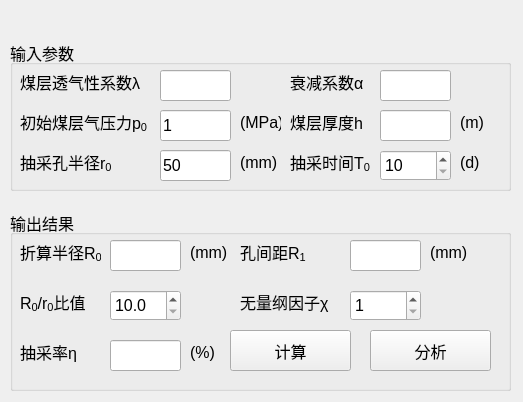
First picture: the form in python/cbm/uifiles/gas_drilling_optimize_dlg.ui, repository wyrover/cbm, before the edit.
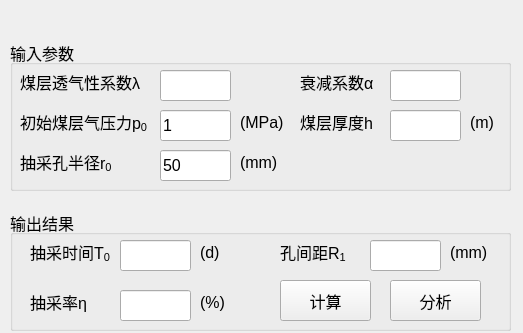
Second picture: the form after the edit.

What changed in the file:
```diff
--- a/python/cbm/uifiles/gas_drilling_optimize_dlg.ui
+++ b/python/cbm/uifiles/gas_drilling_optimize_dlg.ui
@@ -7,7 +7,7 @@
     <x>0</x>
     <y>0</y>
     <width>523</width>
-    <height>402</height>
+    <height>333</height>
    </rect>
   </property>
   <property name="windowTitle">
@@ -244,7 +244,7 @@
     <widget class="QLabel" name="mineName_label_17">
      <property name="geometry">
       <rect>
-       <x>280</x>
+       <x>290</x>
        <y>30</y>
        <width>81</width>
        <height>25</height>
@@ -262,7 +262,7 @@
     <widget class="QLineEdit" name="alpha">
      <property name="geometry">
       <rect>
-       <x>370</x>
+       <x>380</x>
        <y>30</y>
        <width>71</width>
        <height>31</height>
@@ -274,7 +274,7 @@
       <rect>
        <x>230</x>
        <y>70</y>
-       <width>41</width>
+       <width>51</width>
        <height>25</height>
       </rect>
      </property>
@@ -292,7 +292,7 @@
       <rect>
        <x>230</x>
        <y>110</y>
-       <width>41</width>
+       <width>51</width>
        <height>25</height>
       </rect>
      </property>
@@ -305,65 +305,10 @@
       <string>&lt;html&gt;&lt;head/&gt;&lt;body&gt;&lt;p&gt;(mm)&lt;/p&gt;&lt;/body&gt;&lt;/html&gt;</string>
      </property>
     </widget>
-    <widget class="QLabel" name="mineName_label_9">
-     <property name="geometry">
-      <rect>
-       <x>450</x>
-       <y>110</y>
-       <width>41</width>
-       <height>25</height>
-      </rect>
-     </property>
-     <property name="font">
-      <font>
-       <pointsize>12</pointsize>
-      </font>
-     </property>
-     <property name="text">
-      <string>&lt;html&gt;&lt;head/&gt;&lt;body&gt;&lt;p&gt;(d)&lt;/p&gt;&lt;/body&gt;&lt;/html&gt;</string>
-     </property>
-    </widget>
-    <widget class="QSpinBox" name="t0">
-     <property name="geometry">
-      <rect>
-       <x>370</x>
-       <y>110</y>
-       <width>71</width>
-       <height>31</height>
-      </rect>
-     </property>
-     <property name="minimum">
-      <number>10</number>
-     </property>
-     <property name="maximum">
-      <number>1800</number>
-     </property>
-     <property name="singleStep">
-      <number>10</number>
-     </property>
-    </widget>
-    <widget class="QLabel" name="mineName_label_12">
-     <property name="geometry">
-      <rect>
-       <x>280</x>
-       <y>110</y>
-       <width>81</width>
-       <height>25</height>
-      </rect>
-     </property>
-     <property name="font">
-      <font>
-       <pointsize>12</pointsize>
-      </font>
-     </property>
-     <property name="text">
-      <string>&lt;html&gt;&lt;head/&gt;&lt;body&gt;&lt;p&gt;抽采时间T&lt;span style=&quot; vertical-align:sub;&quot;&gt;0&lt;/span&gt;&lt;/p&gt;&lt;/body&gt;&lt;/html&gt;</string>
-     </property>
-    </widget>
     <widget class="QLabel" name="mineName_label_24">
      <property name="geometry">
       <rect>
-       <x>450</x>
+       <x>460</x>
        <y>70</y>
        <width>31</width>
        <height>25</height>
@@ -381,7 +326,7 @@
     <widget class="QLabel" name="mineName_label_25">
      <property name="geometry">
       <rect>
-       <x>280</x>
+       <x>290</x>
        <y>70</y>
        <width>81</width>
        <height>25</height>
@@ -399,7 +344,7 @@
     <widget class="QLineEdit" name="h">
      <property name="geometry">
       <rect>
-       <x>370</x>
+       <x>380</x>
        <y>70</y>
        <width>71</width>
        <height>31</height>
@@ -413,7 +358,7 @@
       <x>10</x>
       <y>180</y>
       <width>501</width>
-      <height>181</height>
+      <height>121</height>
      </rect>
     </property>
     <property name="font">
@@ -427,25 +372,7 @@
     <widget class="QLabel" name="mineName_label_22">
      <property name="geometry">
       <rect>
-       <x>420</x>
-       <y>30</y>
-       <width>41</width>
-       <height>25</height>
-      </rect>
-     </property>
-     <property name="font">
-      <font>
-       <pointsize>12</pointsize>
-      </font>
-     </property>
-     <property name="text">
-      <string>&lt;html&gt;&lt;head/&gt;&lt;body&gt;&lt;p&gt;(mm)&lt;/p&gt;&lt;/body&gt;&lt;/html&gt;</string>
-     </property>
-    </widget>
-    <widget class="QLabel" name="mineName_label_21">
-     <property name="geometry">
-      <rect>
-       <x>180</x>
+       <x>440</x>
        <y>30</y>
        <width>41</width>
        <height>25</height>
@@ -463,35 +390,7 @@
     <widget class="QLineEdit" name="R1">
      <property name="geometry">
       <rect>
-       <x>340</x>
-       <y>30</y>
-       <width>71</width>
-       <height>31</height>
-      </rect>
-     </property>
-    </widget>
-    <widget class="QLabel" name="mineName_label_20">
-     <property name="geometry">
-      <rect>
-       <x>10</x>
-       <y>30</y>
-       <width>81</width>
-       <height>25</height>
-      </rect>
-     </property>
-     <property name="font">
-      <font>
-       <pointsize>12</pointsize>
-      </font>
-     </property>
-     <property name="text">
-      <string>&lt;html&gt;&lt;head/&gt;&lt;body&gt;&lt;p&gt;折算半径R&lt;span style=&quot; vertical-align:sub;&quot;&gt;0&lt;/span&gt;&lt;/p&gt;&lt;/body&gt;&lt;/html&gt;</string>
-     </property>
-    </widget>
-    <widget class="QLineEdit" name="R0">
-     <property name="geometry">
-      <rect>
-       <x>100</x>
+       <x>360</x>
        <y>30</y>
        <width>71</width>
        <height>31</height>
@@ -501,7 +400,7 @@
     <widget class="QLabel" name="mineName_label_23">
      <property name="geometry">
       <rect>
-       <x>230</x>
+       <x>270</x>
        <y>30</y>
        <width>81</width>
        <height>25</height>
@@ -516,83 +415,12 @@
       <string>&lt;html&gt;&lt;head/&gt;&lt;body&gt;&lt;p&gt;孔间距R&lt;span style=&quot; vertical-align:sub;&quot;&gt;1&lt;/span&gt;&lt;/p&gt;&lt;/body&gt;&lt;/html&gt;</string>
      </property>
     </widget>
-    <widget class="QDoubleSpinBox" name="d">
-     <property name="geometry">
-      <rect>
-       <x>100</x>
-       <y>80</y>
-       <width>71</width>
-       <height>31</height>
-      </rect>
-     </property>
-     <property name="decimals">
-      <number>1</number>
-     </property>
-     <property name="minimum">
-      <double>10.000000000000000</double>
-     </property>
-    </widget>
-    <widget class="QLabel" name="mineName_label_13">
-     <property name="geometry">
-      <rect>
-       <x>10</x>
-       <y>80</y>
-       <width>81</width>
-       <height>25</height>
-      </rect>
-     </property>
-     <property name="font">
-      <font>
-       <pointsize>12</pointsize>
-      </font>
-     </property>
-     <property name="text">
-      <string>&lt;html&gt;&lt;head/&gt;&lt;body&gt;&lt;p&gt;R&lt;span style=&quot; vertical-align:sub;&quot;&gt;0&lt;/span&gt;/r&lt;span style=&quot; vertical-align:sub;&quot;&gt;0&lt;/span&gt;比值&lt;/p&gt;&lt;/body&gt;&lt;/html&gt;</string>
-     </property>
-    </widget>
-    <widget class="QSpinBox" name="psai">
-     <property name="geometry">
-      <rect>
-       <x>340</x>
-       <y>80</y>
-       <width>71</width>
-       <height>31</height>
-      </rect>
-     </property>
-     <property name="minimum">
-      <number>1</number>
-     </property>
-     <property name="maximum">
-      <number>1000</number>
-     </property>
-     <property name="singleStep">
-      <number>10</number>
-     </property>
-    </widget>
-    <widget class="QLabel" name="mineName_label_11">
-     <property name="geometry">
-      <rect>
-       <x>230</x>
-       <y>80</y>
-       <width>101</width>
-       <height>25</height>
-      </rect>
-     </property>
-     <property name="font">
-      <font>
-       <pointsize>12</pointsize>
-      </font>
-     </property>
-     <property name="text">
-      <string>&lt;html&gt;&lt;head/&gt;&lt;body&gt;&lt;p&gt;无量纲因子χ&lt;/p&gt;&lt;/body&gt;&lt;/html&gt;</string>
-     </property>
-    </widget>
     <widget class="QPushButton" name="analyse">
      <property name="geometry">
       <rect>
-       <x>360</x>
-       <y>120</y>
-       <width>121</width>
+       <x>380</x>
+       <y>70</y>
+       <width>91</width>
        <height>41</height>
       </rect>
      </property>
@@ -608,8 +436,8 @@
     <widget class="QLabel" name="mineName_label_27">
      <property name="geometry">
       <rect>
-       <x>180</x>
-       <y>130</y>
+       <x>190</x>
+       <y>80</y>
        <width>41</width>
        <height>25</height>
       </rect>
@@ -626,8 +454,8 @@
     <widget class="QLineEdit" name="eta">
      <property name="geometry">
       <rect>
-       <x>100</x>
-       <y>130</y>
+       <x>110</x>
+       <y>80</y>
        <width>71</width>
        <height>31</height>
       </rect>
@@ -636,9 +464,9 @@
     <widget class="QPushButton" name="cacl">
      <property name="geometry">
       <rect>
-       <x>220</x>
-       <y>120</y>
-       <width>121</width>
+       <x>270</x>
+       <y>70</y>
+       <width>91</width>
        <height>41</height>
       </rect>
      </property>
@@ -654,8 +482,8 @@
     <widget class="QLabel" name="mineName_label_26">
      <property name="geometry">
       <rect>
-       <x>10</x>
-       <y>130</y>
+       <x>20</x>
+       <y>80</y>
        <width>71</width>
        <height>25</height>
       </rect>
@@ -669,6 +497,52 @@
       <string>&lt;html&gt;&lt;head/&gt;&lt;body&gt;&lt;p&gt;抽采率η&lt;/p&gt;&lt;/body&gt;&lt;/html&gt;</string>
      </property>
     </widget>
+    <widget class="QLabel" name="mineName_label_9">
+     <property name="geometry">
+      <rect>
+       <x>190</x>
+       <y>30</y>
+       <width>41</width>
+       <height>25</height>
+      </rect>
+     </property>
+     <property name="font">
+      <font>
+       <pointsize>12</pointsize>
+      </font>
+     </property>
+     <property name="text">
+      <string>&lt;html&gt;&lt;head/&gt;&lt;body&gt;&lt;p&gt;(d)&lt;/p&gt;&lt;/body&gt;&lt;/html&gt;</string>
+     </property>
+    </widget>
+    <widget class="QLabel" name="mineName_label_12">
+     <property name="geometry">
+      <rect>
+       <x>20</x>
+       <y>30</y>
+       <width>81</width>
+       <height>25</height>
+      </rect>
+     </property>
+     <property name="font">
+      <font>
+       <pointsize>12</pointsize>
+      </font>
+     </property>
+     <property name="text">
+      <string>&lt;html&gt;&lt;head/&gt;&lt;body&gt;&lt;p&gt;抽采时间T&lt;span style=&quot; vertical-align:sub;&quot;&gt;0&lt;/span&gt;&lt;/p&gt;&lt;/body&gt;&lt;/html&gt;</string>
+     </property>
+    </widget>
+    <widget class="QLineEdit" name="t0">
+     <property name="geometry">
+      <rect>
+       <x>110</x>
+       <y>30</y>
+       <width>71</width>
+       <height>31</height>
+      </rect>
+     </property>
+    </widget>
    </widget>
    <zorder>groupBox_2</zorder>
    <zorder>groupBox</zorder>
```
Left out of the diff: 4 changed lines with no effect on the pictures.
